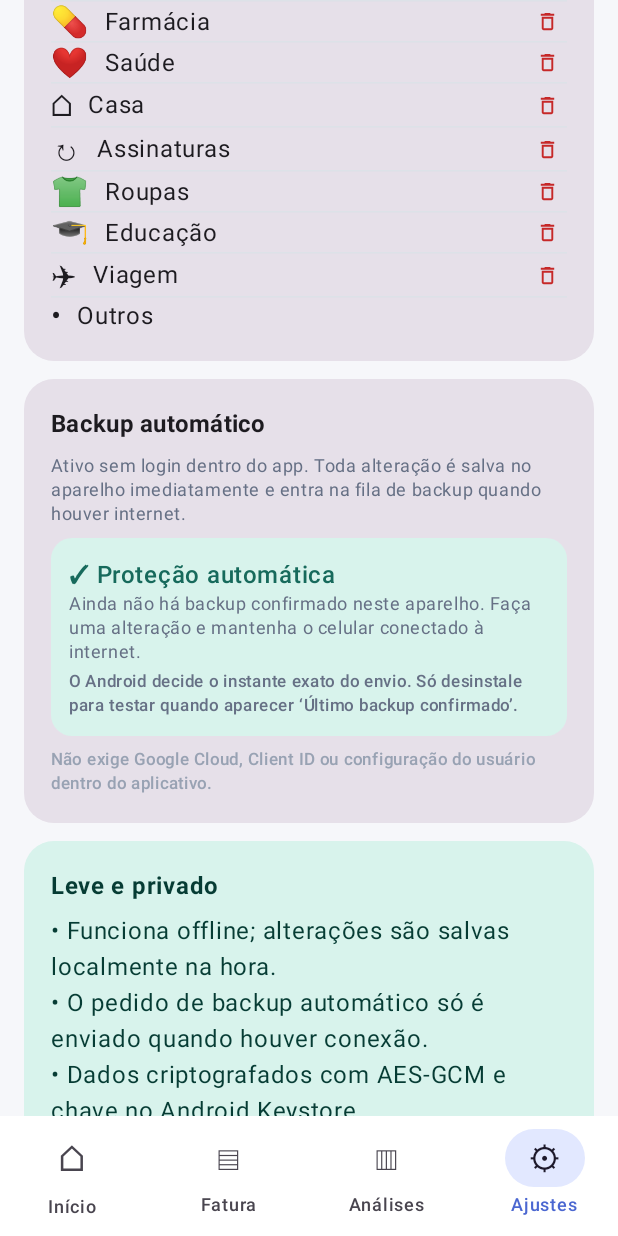
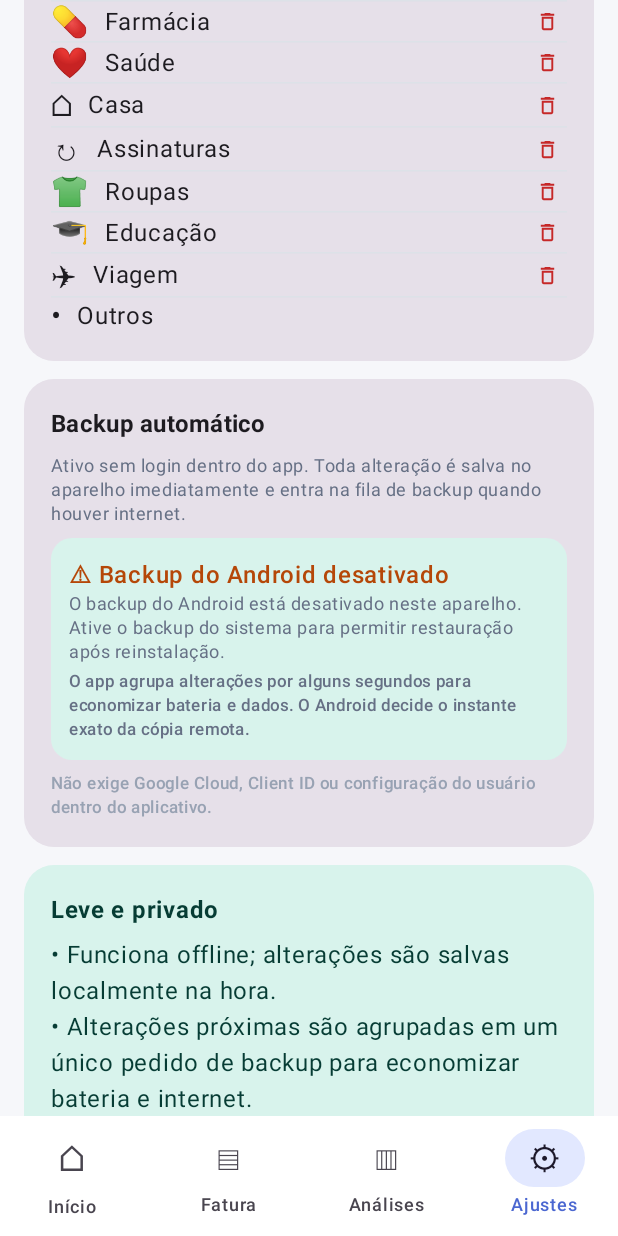
Before and after one commit to carvalejr-22/App-cartao, an Android app built with Jetpack Compose: the screen it shows after launch (ModernCardActivity), item 4 of the bottom bar chosen, scrolled down 1041 dp, on a phone screen of 412 x 824 dp. Run offline under Robolectric (Android 15) with nearby library versions, the phone set to English and light mode, and no system bars.

Commit message:
Optimize backup and receipt runtime

```diff
--- a/app/src/main/java/com/carlos/appcartao/ModernCardActivity.kt
+++ b/app/src/main/java/com/carlos/appcartao/ModernCardActivity.kt
@@ -215,6 +215,12 @@ class ModernCardActivity : ComponentActivity() {
 
     override fun onCreate(savedInstanceState: Bundle?) {
         super.onCreate(savedInstanceState)
+        // Remove abandoned temporary receipt photos from interrupted camera sessions.
+        runCatching {
+            File(cacheDir, "receipts").listFiles()?.forEach { file ->
+                if (System.currentTimeMillis() - file.lastModified() > 60L * 60L * 1000L) file.delete()
+            }
+        }
         store = ModernSecureStore(this)
         setContent {
             MaterialTheme(colorScheme = ModernColors) {
@@ -1456,17 +1462,20 @@ private fun ModernSettingsScreen(
     val isMainCard = card.id == data.cards.first().id
     val backupContext = androidx.compose.ui.platform.LocalContext.current.applicationContext
     val backupStatus = remember(data.lastModifiedMillis) { AutomaticBackupStatusStore.read(backupContext) }
+    val systemBackupEnabled = remember(data.lastModifiedMillis) { AutomaticBackupScheduler.isSystemBackupEnabled(backupContext) }
     val backupStatusText = when {
+        !systemBackupEnabled ->
+            "O backup do Android está desativado neste aparelho. Ative o backup do sistema para permitir restauração após reinstalação."
         backupStatus.lastRestoreMillis > 0L && backupStatus.lastRestoreMillis >= backupStatus.lastCompletedMillis ->
-            "Dados restaurados do backup em ${formatAutomaticBackupMoment(backupStatus.lastRestoreMillis)}."
+            "Dados restaurados pelo Android em ${formatAutomaticBackupMoment(backupStatus.lastRestoreMillis)}."
         backupStatus.pending && backupStatus.lastRequestMillis >= backupStatus.lastChangeMillis && backupStatus.lastRequestMillis > 0L ->
-            "Alteração salva. Pedido enviado ao Android; aguardando a conclusão do backup."
+            "Alteração salva. Pedido de backup entregue ao Android; o sistema concluirá o envio em segundo plano."
         backupStatus.pending ->
-            "Alteração salva no aparelho. Backup aguardando conexão com a internet."
+            "Alteração salva no aparelho. O pedido de backup está aguardando conexão com a internet."
         backupStatus.lastCompletedMillis > 0L ->
-            "Último backup confirmado pelo Android: ${formatAutomaticBackupMoment(backupStatus.lastCompletedMillis)}."
+            "Dados entregues ao serviço de backup do Android em ${formatAutomaticBackupMoment(backupStatus.lastCompletedMillis)}."
         else ->
-            "Ainda não há backup confirmado neste aparelho. Faça uma alteração e mantenha o celular conectado à internet."
+            "Ainda não houve uma execução de backup registrada neste aparelho."
     }
 
     LazyColumn(modifier = Modifier.fillMaxSize(), verticalArrangement = Arrangement.spacedBy(12.dp)) {
@@ -1613,7 +1622,11 @@ private fun ModernSettingsScreen(
                         shape = RoundedCornerShape(14.dp)
                     ) {
                         Column(modifier = Modifier.fillMaxWidth().padding(12.dp)) {
-                            Text("✓ Proteção automática", fontWeight = FontWeight.SemiBold, color = MaterialTheme.colorScheme.primary)
+                            Text(
+                                if (systemBackupEnabled) "✓ Proteção automática ativa" else "⚠ Backup do Android desativado",
+                                fontWeight = FontWeight.SemiBold,
+                                color = if (systemBackupEnabled) MaterialTheme.colorScheme.primary else Color(0xFFB54708)
+                            )
                             Text(
                                 backupStatusText,
                                 style = MaterialTheme.typography.bodySmall,
@@ -1621,7 +1634,7 @@ private fun ModernSettingsScreen(
                             )
                             Spacer(Modifier.height(4.dp))
                             Text(
-                                "O Android decide o instante exato do envio. Só desinstale para testar quando aparecer ‘Último backup confirmado’.",
+                                "O app agrupa alterações por alguns segundos para economizar bateria e dados. O Android decide o instante exato da cópia remota.",
                                 style = MaterialTheme.typography.labelSmall,
                                 color = Color(0xFF667085)
                             )
@@ -1645,7 +1658,7 @@ private fun ModernSettingsScreen(
                     Text("Leve e privado", fontWeight = FontWeight.Bold)
                     Spacer(Modifier.height(6.dp))
                     Text("• Funciona offline; alterações são salvas localmente na hora.")
-                    Text("• O pedido de backup automático só é enviado quando houver conexão.")
+                    Text("• Alterações próximas são agrupadas em um único pedido de backup para economizar bateria e internet.")
                     Text("• Dados criptografados com AES-GCM e chave no Android Keystore.")
                     Text("• Interface usa listas sob demanda para evitar carregar itens fora da tela.")
                     Text("• Evite salvar número do cartão, CVV ou senha nas descrições.")
```
Also changed, not shown: 1 other file.
